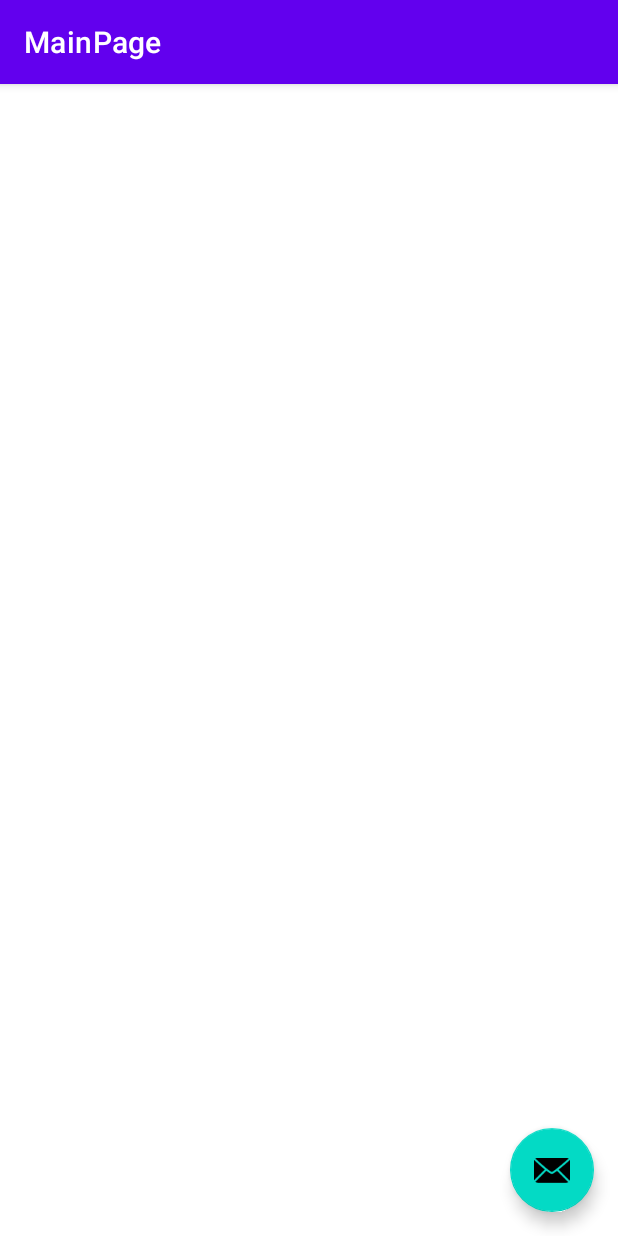
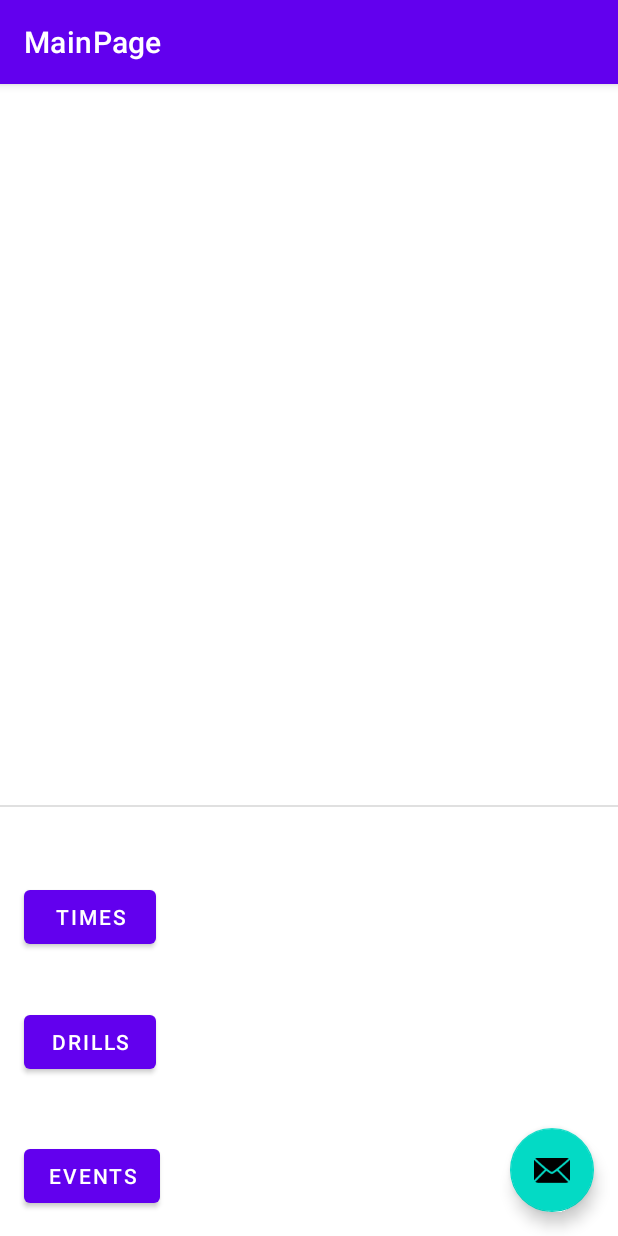
Before and after one commit to kowalchu1/COMP-3450-Project, an Android app: the MainPage screen opened directly, with no data from a screen before it, on a phone screen of 412 x 824 dp. Run offline under Robolectric (Android 15) with nearby library versions, the phone set to English and light mode, and no system bars.

Commit message:
Button Implementation

```diff
--- a/app/src/main/java/com/example/myapplication/MainActivity.java
+++ b/app/src/main/java/com/example/myapplication/MainActivity.java
@@ -22,7 +22,7 @@ public class MainActivity extends AppCompatActivity {
         Toolbar toolbar = findViewById(R.id.toolbar);
         setSupportActionBar(toolbar);
 
-        FloatingActionButton fab = findViewById(R.id.fab);
+        FloatingActionButton fab = findViewById(R.id.Share);
         fab.setOnClickListener(new View.OnClickListener() {
             @Override
             public void onClick(View view) {
--- a/app/src/main/java/com/example/myapplication/MainPage.java
+++ b/app/src/main/java/com/example/myapplication/MainPage.java
@@ -9,6 +9,7 @@ import androidx.appcompat.app.AppCompatActivity;
 import androidx.appcompat.widget.Toolbar;
 
 import android.view.View;
+import android.widget.Button;
 
 public class MainPage extends AppCompatActivity {
 
@@ -19,12 +20,17 @@ public class MainPage extends AppCompatActivity {
         Toolbar toolbar = findViewById(R.id.toolbar);
         setSupportActionBar(toolbar);
 
-        FloatingActionButton fab = findViewById(R.id.fab);
+        FloatingActionButton fab = findViewById(R.id.Share);
         fab.setOnClickListener(new View.OnClickListener() {
             @Override
             public void onClick(View view) {
                 Snackbar.make(view, "Replace with your own action", Snackbar.LENGTH_LONG)
                         .setAction("Action", null).show();
+
+                Button timeButton = findViewById(R.id.TimeButton);
+                Button drillButton = findViewById(R.id.DrillButton);
+                Button eventButton = findViewById(R.id.EventButton);
+                FloatingActionButton share = findViewById(R.id.Share);
             }
         });
     }
--- a/app/src/main/res/layout/activity_main.xml
+++ b/app/src/main/res/layout/activity_main.xml
@@ -23,7 +23,7 @@
     <include layout="@layout/content_main" />
 
     <com.google.android.material.floatingactionbutton.FloatingActionButton
-        android:id="@+id/fab"
+        android:id="@+id/Share"
         android:layout_width="wrap_content"
         android:layout_height="wrap_content"
         android:layout_gravity="bottom|end"
--- a/app/src/main/res/layout/activity_main_page.xml
+++ b/app/src/main/res/layout/activity_main_page.xml
@@ -20,14 +20,75 @@
 
     </com.google.android.material.appbar.AppBarLayout>
 
-    <include layout="@layout/content_main_page" />
+    <include
+        android:id="@+id/include"
+        layout="@layout/content_main_page"
+        app:layout_anchor="@+id/include"
+        app:layout_anchorGravity="center" />
 
     <com.google.android.material.floatingactionbutton.FloatingActionButton
-        android:id="@+id/fab"
+        android:id="@+id/Share"
         android:layout_width="wrap_content"
         android:layout_height="wrap_content"
         android:layout_gravity="bottom|end"
         android:layout_margin="@dimen/fab_margin"
         app:srcCompat="@android:drawable/ic_dialog_email" />
 
+    <androidx.constraintlayout.widget.ConstraintLayout
+        android:layout_width="match_parent"
+        android:layout_height="match_parent">
+
+        <Button
+            android:id="@+id/TimeButton"
+            android:layout_width="wrap_content"
+            android:layout_height="wrap_content"
+            android:layout_marginStart="16dp"
+            android:layout_marginTop="16dp"
+            android:text="Times"
+            app:layout_constraintBottom_toBottomOf="parent"
+            app:layout_constraintEnd_toEndOf="parent"
+            app:layout_constraintHorizontal_bias="0.0"
+            app:layout_constraintStart_toStartOf="parent"
+            app:layout_constraintTop_toBottomOf="@+id/divider"
+            app:layout_constraintVertical_bias="0.151" />
+
+        <View
+            android:id="@+id/divider"
+            android:layout_width="match_parent"
+            android:layout_height="1dp"
+            android:background="?android:attr/listDivider"
+            app:layout_constraintBottom_toBottomOf="parent"
+            app:layout_constraintTop_toTopOf="parent"
+            app:layout_constraintVertical_bias="0.652"
+            tools:layout_editor_absoluteX="16dp" />
+
+        <Button
+            android:id="@+id/DrillButton"
+            android:layout_width="wrap_content"
+            android:layout_height="wrap_content"
+            android:layout_marginStart="16dp"
+            android:layout_marginTop="16dp"
+            android:text="Drills"
+            app:layout_constraintBottom_toBottomOf="parent"
+            app:layout_constraintEnd_toEndOf="parent"
+            app:layout_constraintHorizontal_bias="0.0"
+            app:layout_constraintStart_toStartOf="parent"
+            app:layout_constraintTop_toBottomOf="@+id/divider"
+            app:layout_constraintVertical_bias="0.525" />
+
+        <Button
+            android:id="@+id/EventButton"
+            android:layout_width="wrap_content"
+            android:layout_height="wrap_content"
+            android:layout_marginStart="16dp"
+            android:layout_marginBottom="16dp"
+            android:text="Events"
+            app:layout_constraintBottom_toBottomOf="parent"
+            app:layout_constraintEnd_toEndOf="parent"
+            app:layout_constraintHorizontal_bias="0.0"
+            app:layout_constraintStart_toStartOf="parent"
+            app:layout_constraintTop_toBottomOf="@+id/divider"
+            app:layout_constraintVertical_bias="1.0" />
+    </androidx.constraintlayout.widget.ConstraintLayout>
+
 </androidx.coordinatorlayout.widget.CoordinatorLayout>
```
